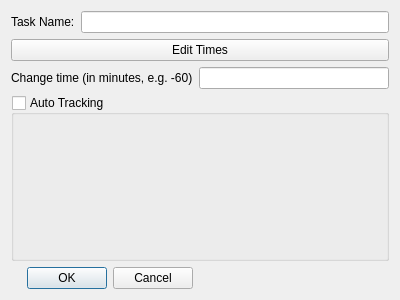
Qt form ktimetracker/edittaskdialog.ui (chusopr/kdepim-ktimetracker-akonadi) before a commit.
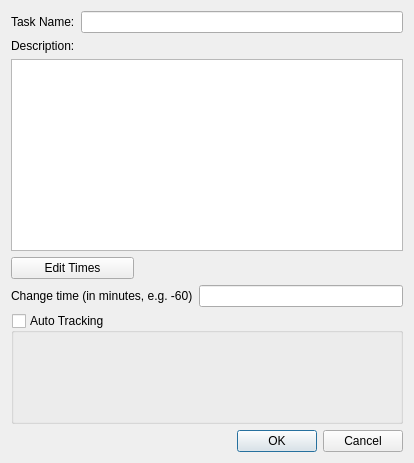
The same form after that commit.

Commit message: Allow adding a description to a task. BUGS:264226

What changed in the file:
```diff
--- a/ktimetracker/edittaskdialog.ui
+++ b/ktimetracker/edittaskdialog.ui
@@ -7,7 +7,7 @@
     <x>0</x>
     <y>0</y>
     <width>400</width>
-    <height>300</height>
+    <height>375</height>
    </rect>
   </property>
   <property name="windowTitle">
@@ -27,7 +27,7 @@
      </property>
     </widget>
    </item>
-   <item row="0" column="1" colspan="2">
+   <item row="0" column="1" colspan="3">
     <widget class="QLineEdit" name="tasknamelineedit">
      <property name="sizePolicy">
       <sizepolicy hsizetype="Expanding" vsizetype="Fixed">
@@ -45,23 +45,24 @@
      </property>
     </widget>
    </item>
-   <item row="1" column="0" colspan="3">
-    <widget class="QPushButton" name="edittimespushbutton">
+   <item row="1" column="0">
+    <widget class="QLabel" name="label_2">
+     <property name="text">
+      <string>Description:</string>
+     </property>
+    </widget>
+   </item>
+   <item row="2" column="0" colspan="4">
+    <widget class="QTextEdit" name="tasknametextedit">
      <property name="sizePolicy">
-      <sizepolicy hsizetype="Expanding" vsizetype="Fixed">
+      <sizepolicy hsizetype="Expanding" vsizetype="Minimum">
        <horstretch>0</horstretch>
        <verstretch>0</verstretch>
       </sizepolicy>
      </property>
-     <property name="whatsThis">
-      <string>To change this task's time, you have to edit its event history.</string>
-     </property>
-     <property name="text">
-      <string>Edit Times</string>
-     </property>
     </widget>
    </item>
-   <item row="2" column="0" colspan="2">
+   <item row="4" column="0" colspan="3">
     <widget class="QLabel" name="label">
      <property name="sizePolicy">
       <sizepolicy hsizetype="Expanding" vsizetype="Preferred">
@@ -74,7 +75,7 @@
      </property>
     </widget>
    </item>
-   <item row="2" column="2">
+   <item row="4" column="3">
     <widget class="QLineEdit" name="letimechange">
      <property name="sizePolicy">
       <sizepolicy hsizetype="Expanding" vsizetype="Fixed">
@@ -84,8 +85,20 @@
      </property>
     </widget>
    </item>
-   <item row="3" column="0" colspan="3">
+   <item row="5" column="0" colspan="4">
     <widget class="QGroupBox" name="autotrackinggroupbox">
+     <property name="sizePolicy">
+      <sizepolicy hsizetype="Expanding" vsizetype="Fixed">
+       <horstretch>0</horstretch>
+       <verstretch>111</verstretch>
+      </sizepolicy>
+     </property>
+     <property name="minimumSize">
+      <size>
+       <width>392</width>
+       <height>111</height>
+      </size>
+     </property>
      <property name="title">
       <string>Auto Tracking</string>
      </property>
@@ -98,7 +111,7 @@
      <layout class="QGridLayout" name="gridLayout_2"/>
     </widget>
    </item>
-   <item row="4" column="0" colspan="2">
+   <item row="6" column="2" colspan="2">
     <widget class="QDialogButtonBox" name="buttonBox">
      <property name="orientation">
       <enum>Qt::Horizontal</enum>
@@ -108,6 +121,22 @@
      </property>
     </widget>
    </item>
+   <item row="3" column="0" colspan="2">
+    <widget class="QPushButton" name="edittimespushbutton">
+     <property name="sizePolicy">
+      <sizepolicy hsizetype="Expanding" vsizetype="Fixed">
+       <horstretch>0</horstretch>
+       <verstretch>0</verstretch>
+      </sizepolicy>
+     </property>
+     <property name="whatsThis">
+      <string>To change this task's time, you have to edit its event history.</string>
+     </property>
+     <property name="text">
+      <string>Edit Times</string>
+     </property>
+    </widget>
+   </item>
   </layout>
  </widget>
  <resources/>
```
The commit also changes 10 other files.
